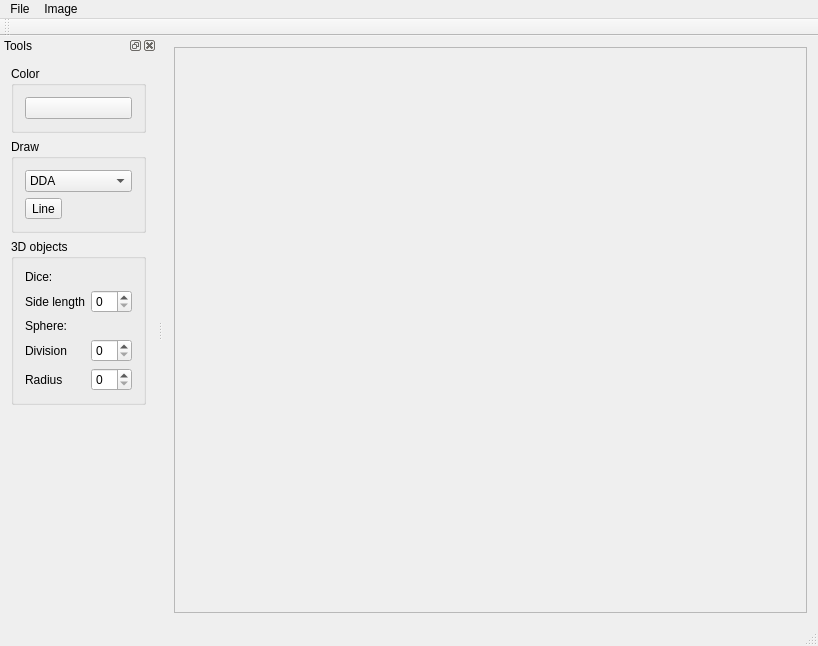
JuliaChsherb/3D, file ImageViewer_template/src/ImageViewer.ui: the form before one commit.
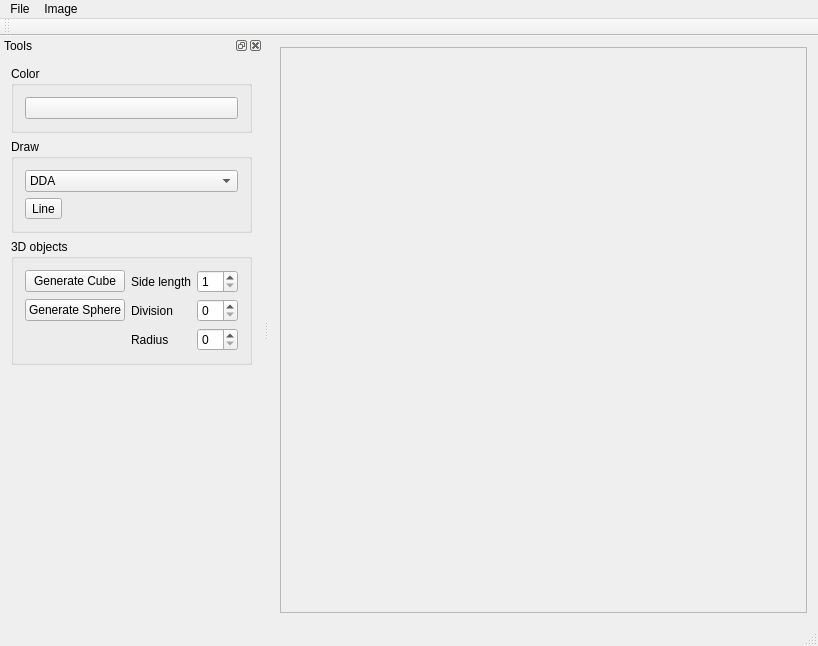
The form after the commit.

Commit message: Add VTK cube export and new UI controls

What changed in the file:
```diff
--- a/ImageViewer_template/src/ImageViewer.ui
+++ b/ImageViewer_template/src/ImageViewer.ui
@@ -25,7 +25,7 @@
         <rect>
          <x>0</x>
          <y>0</y>
-         <width>644</width>
+         <width>535</width>
          <height>566</height>
         </rect>
        </property>
@@ -147,44 +147,48 @@
         <string>3D objects</string>
        </property>
        <layout class="QGridLayout" name="gridLayout_2">
+        <item row="0" column="2">
+         <widget class="QSpinBox" name="spinBoxDiceLenght">
+          <property name="minimum">
+           <number>1</number>
+          </property>
+         </widget>
+        </item>
+        <item row="0" column="0">
+         <widget class="QPushButton" name="pushButtonGenerateCube">
+          <property name="text">
+           <string>Generate Cube</string>
+          </property>
+         </widget>
+        </item>
+        <item row="1" column="0">
+         <widget class="QPushButton" name="pushButtonGenerateSphere">
+          <property name="text">
+           <string>Generate Sphere</string>
+          </property>
+         </widget>
+        </item>
+        <item row="2" column="2">
+         <widget class="QSpinBox" name="spinBoxSphereRadius"/>
+        </item>
         <item row="1" column="2">
-         <widget class="QSpinBox" name="spinBoxDiceLenght"/>
-        </item>
-        <item row="3" column="1">
-         <widget class="QLabel" name="label_5">
-          <property name="text">
-           <string>Division</string>
-          </property>
-         </widget>
+         <widget class="QSpinBox" name="spinBoxSphereDivision"/>
         </item>
         <item row="2" column="1">
-         <widget class="QLabel" name="label_3">
-          <property name="text">
-           <string>Sphere:</string>
-          </property>
-         </widget>
-        </item>
-        <item row="0" column="1">
-         <widget class="QLabel" name="label_2">
-          <property name="text">
-           <string>Dice:</string>
-          </property>
-         </widget>
-        </item>
-        <item row="4" column="2">
-         <widget class="QSpinBox" name="spinBoxSphereRadius"/>
-        </item>
-        <item row="4" column="1">
          <widget class="QLabel" name="label_4">
           <property name="text">
            <string>Radius</string>
           </property>
          </widget>
         </item>
-        <item row="3" column="2">
-         <widget class="QSpinBox" name="spinBoxSphereDivision"/>
-        </item>
         <item row="1" column="1">
+         <widget class="QLabel" name="label_5">
+          <property name="text">
+           <string>Division</string>
+          </property>
+         </widget>
+        </item>
+        <item row="0" column="1">
          <widget class="QLabel" name="label">
           <property name="text">
            <string>Side length</string>
```
The commit also changes 2 other files.
